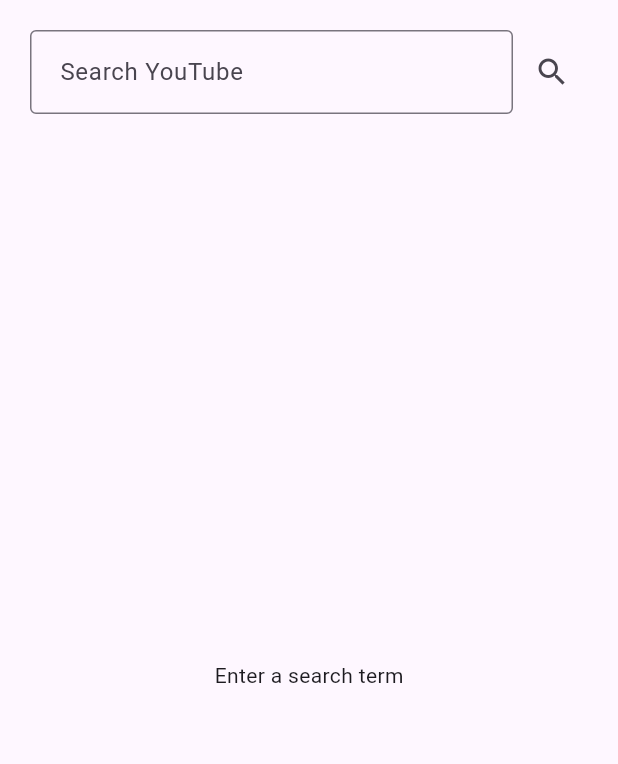
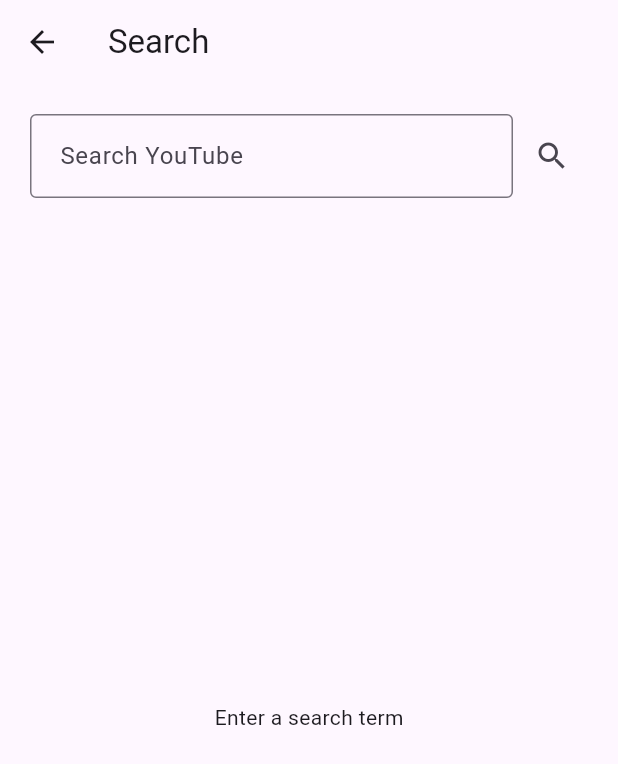
Before and after one commit to ZeNyfh/ZenMusic, a Flutter app: the YouTubePlayer screen opened directly, on a phone screen of 412 x 824 dp. Shown: the top 764 px of the screen. Run offline on Flutter 3.47's test engine with Material 3 defaults, Android fonts, the phone set to English and light mode, and no system bars; missing offline and left inert: dart:ffi.

```diff
--- a/lib/Pages/PlayerPage.dart
+++ b/lib/Pages/PlayerPage.dart
@@ -4,7 +4,9 @@ import '../models/AudioTrack.dart';
 import '../services/AudioPlayerManager.dart';
 
 class YouTubePlayer extends StatefulWidget {
-    const YouTubePlayer({super.key});
+  final String? initialQuery;
+
+  const YouTubePlayer({super.key, this.initialQuery});
 
   @override
   State<YouTubePlayer> createState() => _YouTubePlayerState();
@@ -65,7 +67,9 @@ class _YouTubePlayerState extends State<YouTubePlayer> {
 
   @override
   Widget build(BuildContext context) {
-        return Padding(
+    return Scaffold(
+      appBar: AppBar(title: const Text('Search')),
+      body: Padding(
         padding: const EdgeInsets.all(20.0),
         child: Column(
           children: [
@@ -89,8 +93,9 @@ class _YouTubePlayerState extends State<YouTubePlayer> {
                 const SizedBox(width: 2),
                 IconButton(
                   icon: const Icon(Icons.search),
-                                onPressed:
-                                (_isLoading || _isAddingToQueue) ? null : _handleSubmit,
+                  onPressed: (_isLoading || _isAddingToQueue)
+                      ? null
+                      : _handleSubmit,
                 ),
               ],
             ),
@@ -110,7 +115,11 @@ class _YouTubePlayerState extends State<YouTubePlayer> {
               child: _searchResults.isEmpty
                   ? Center(
                       child: Text(
-                                _isLoading ? '' : _controller.text.isEmpty ? 'Enter a search term' : 'No results found',
+                        _isLoading
+                            ? ''
+                            : _controller.text.isEmpty
+                            ? 'Enter a search term'
+                            : 'No results found',
                       ),
                     )
                   : ListView.builder(
@@ -118,17 +127,32 @@ class _YouTubePlayerState extends State<YouTubePlayer> {
                       itemBuilder: (context, index) {
                         final track = _searchResults[index];
                         return ListTile(
-                                    leading: track.thumbnail != null ? Image.network(track.thumbnail!) : null,
+                          leading: track.thumbnail != null
+                              ? Image.network(track.thumbnail!)
+                              : null,
                           title: Text(track.title),
                           subtitle: Text(track.artist ?? 'Unknown artist'),
-                                    onTap: _isAddingToQueue ? null : () => _playTrack(track),
+                          onTap: _isAddingToQueue
+                              ? null
+                              : () => _playTrack(track),
                         );
                       },
                     ),
             ),
           ],
         ),
+      ),
     );
+  }
+
+  @override
+  void initState() {
+    super.initState();
+
+    if (widget.initialQuery != null && widget.initialQuery!.trim().isNotEmpty) {
+      _controller.text = widget.initialQuery!;
+      _handleSubmit();
+    }
   }
 
   @override
```
Also changed, not shown: lib/Pages/NowPlayingPage.dart (+39 -26 lines). Lines whose indentation alone changed are shown as unchanged.
